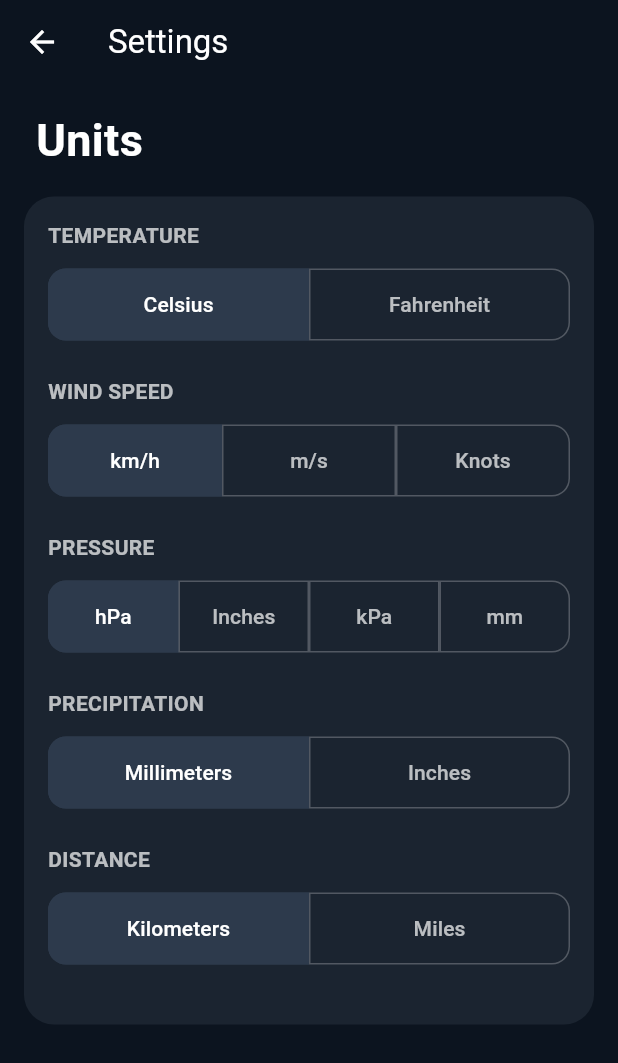
After one commit to ritaleite03/FEUP-MEIC-CPM, a Flutter app: the SettingsPage screen opened directly, on a phone screen of 412 x 824 dp. The commit adds this screen. Shown: the top 1063 px of the screen. Run offline on Flutter 3.47's test engine with Material 3 defaults, Android fonts, the phone set to English and light mode, and no system bars; our stand-ins replace fl_chart, flutter_dotenv, shared_preferences, sqflite; missing offline and left inert: flame; accounts and stored records are empty.

Commit message:
added settings page

```diff
--- a/project_2/app/lib/pages/favorites.dart
+++ b/project_2/app/lib/pages/favorites.dart
@@ -146,7 +146,7 @@ class _FavoritesPageState extends State<FavoritesPage> {
                                     icon: Icon(
                                       Icons.arrow_forward_ios,
                                       color:
-                                          Theme.of(context).colorScheme.primary,
+                                          Theme.of(context).colorScheme.surface,
                                     ),
                                     onPressed: () {
                                       Navigator.push(
@@ -161,7 +161,7 @@ class _FavoritesPageState extends State<FavoritesPage> {
                                     },
                                     style: ButtonStyle(
                                       backgroundColor: WidgetStateProperty.all(
-                                        Colors.amber,
+                                        const Color(0xFF2196F3),
                                       ),
                                       shape: WidgetStateProperty.all(
                                         const CircleBorder(),
--- /dev/null
+++ b/project_2/app/lib/pages/settings.dart
@@ -0,0 +1,200 @@
+import 'package:flutter/material.dart';
+import 'package:shared_preferences/shared_preferences.dart';
+
+class SettingsPage extends StatefulWidget {
+  const SettingsPage({super.key});
+
+  @override
+  State<SettingsPage> createState() => _SettingsPageState();
+}
+
+class _SettingsPageState extends State<SettingsPage> {
+  final List<bool> _tempSelection = [true, false];
+  final List<bool> _windSelection = [true, false, false];
+  final List<bool> _pressureSelection = [false, false, false, true];
+  final List<bool> _precipSelection = [true, false];
+  final List<bool> _distanceSelection = [true, false];
+
+  void _saveSelection(String key, int index) async {
+    final prefs = await SharedPreferences.getInstance();
+    prefs.setInt(key, index);
+  }
+
+  void _loadSelection(String key, List<bool> selection) async {
+    final prefs = await SharedPreferences.getInstance();
+    int index = prefs.getInt(key) ?? 0;
+    print(key);
+    print(index);
+    setState(() {
+      for (int i = 0; i < selection.length; i++) {
+        selection[i] = i == index;
+      }
+    });
+  }
+
+  @override
+  void initState() {
+    super.initState();
+    _loadSelection('temperature', _tempSelection);
+    _loadSelection('wind', _windSelection);
+    _loadSelection('pressure', _pressureSelection);
+    _loadSelection('precip', _precipSelection);
+    _loadSelection('distance', _distanceSelection);
+  }
+
+  Widget _buildSubSection(String title, List<String> labels, List<bool> selections, Function(int) onPressed) {
+    return Padding(
+      padding: const EdgeInsets.only(bottom: 24),
+      child: Column(
+        crossAxisAlignment: CrossAxisAlignment.start,
+        children: [
+          Text(
+            title,
+            style: const TextStyle(
+              color: Colors.white70,
+              fontWeight: FontWeight.bold,
+              fontSize: 14,
+            ),
+          ),
+          const SizedBox(height: 12),
+          Row(
+            children: List.generate(labels.length, (index) {
+              return Expanded(
+                child: OutlinedButton(
+                  style: OutlinedButton.styleFrom(
+                    backgroundColor: selections[index] ? const Color(0xFF2D3A4C) : Colors.transparent,
+                    foregroundColor: selections[index] ? Colors.white : Colors.white70,
+                    side: BorderSide(
+                      color: selections[index] ? const Color(0xFF2D3A4C) : Colors.white24,
+                    ),
+                    shape: RoundedRectangleBorder(
+                      borderRadius: BorderRadius.horizontal(
+                        left: index == 0 ? const Radius.circular(12) : Radius.zero,
+                        right: index == labels.length - 1 ? const Radius.circular(12) : Radius.zero,
+                      ),
+                    ),
+                    padding: const EdgeInsets.symmetric(vertical: 14),
+                    splashFactory: NoSplash.splashFactory,
+                  ),
+                  onPressed: () {
+                    onPressed(index);
+                  },
+                  child: Text(labels[index]),
+                ),
+              );
+            }),
+          ),
+        ],
+      ),
+    );
+  }
+
+  @override
+  Widget build(BuildContext context) {
+    return Scaffold(
+      backgroundColor: const Color(0xFF0C141F),
+      appBar: AppBar(
+        backgroundColor: const Color(0xFF0C141F),
+        title: const Text('Settings'),
+        elevation: 0,
+      ),
+      body: SingleChildScrollView(
+        padding: const EdgeInsets.all(16),
+        child: Column(
+          crossAxisAlignment: CrossAxisAlignment.start,
+          children: [
+            const Padding(
+              padding: EdgeInsets.only(left: 8.0), // tweak this value to your taste
+              child: Text(
+                'Units',
+                style: TextStyle(
+                  color: Colors.white,
+                  fontSize: 30,
+                  fontWeight: FontWeight.bold,
+                ),
+              ),
+            ),
+            const SizedBox(height: 16),
+            Container(
+              padding: const EdgeInsets.all(16),
+              decoration: BoxDecoration(
+                color: const Color(0xFF1B2430),
+                borderRadius: BorderRadius.circular(20),
+              ),
+              child: Column(
+                crossAxisAlignment: CrossAxisAlignment.start,
+                children: [
+                  _buildSubSection(
+                    'TEMPERATURE',
+                    ['Celsius', 'Fahrenheit'],
+                    _tempSelection,
+                    (index) {
+                      setState(() {
+                        for (int i = 0; i < _tempSelection.length; i++) {
+                          _tempSelection[i] = i == index;
+                        }
+                      });
+                      _saveSelection('temperature', index);
+                    },
+                  ),
+                  _buildSubSection(
+                    'WIND SPEED',
+                    ['km/h', 'm/s', 'Knots'],
+                    _windSelection,
+                    (index) {
+                      setState(() {
+                        for (int i = 0; i < _windSelection.length; i++) {
+                          _windSelection[i] = i == index;
+                        }
+                      });
+                      _saveSelection('wind', index);
+                    },
+                  ),
+                  _buildSubSection(
+                    'PRESSURE',
+                    ['hPa', 'Inches', 'kPa', 'mm'],
+                    _pressureSelection,
+                    (index) {
+                      setState(() {
+                        for (int i = 0; i < _pressureSelection.length; i++) {
+                          _pressureSelection[i] = i == index;
+                        }
+                      });
+                      _saveSelection('pressure', index);
+                    },
+                  ),
+                  _buildSubSection(
+                    'PRECIPITATION',
+                    ['Millimeters', 'Inches'],
+                    _precipSelection,
+                    (index) {
+                      setState(() {
+                        for (int i = 0; i < _precipSelection.length; i++) {
+                          _precipSelection[i] = i == index;
+                        }
+                      });
+                      _saveSelection('precip', index);
+                    },
+                  ),
+                  _buildSubSection(
+                    'DISTANCE',
+                    ['Kilometers', 'Miles'],
+                    _distanceSelection,
+                    (index) {
+                      setState(() {
+                        for (int i = 0; i < _distanceSelection.length; i++) {
+                          _distanceSelection[i] = i == index;
+                        }
+                      });
+                      _saveSelection('distance', index);
+                    },
+                  ),
+                ],
+              ),
+            ),
+          ],
+        ),
+      ),
+    );
+  }
+}
--- a/project_2/app/lib/pages/weather.dart
+++ b/project_2/app/lib/pages/weather.dart
@@ -109,7 +109,7 @@ class _WeatherPageState extends State<WeatherPage> {
           child: Column(
             crossAxisAlignment: CrossAxisAlignment.center,
             children: [
-              WeatherHeader(city: cityName, rainChance: selectedData["precipitation"]["proba"]),
+              WeatherHeader(city: cityName, rainChance: selectedData["precipitation"]["proba"].toString()),
               SizedBox(height: 75),
               WeatherMain(icon: selectedData["info"]["icon"], temperature: selectedData["temperature"]["realNow"], spriteSheet: spriteSheet),
               SizedBox(height: 20),
--- a/project_2/app/pubspec.yaml
+++ b/project_2/app/pubspec.yaml
@@ -43,6 +43,8 @@ dependencies:
             url: https://github.com/imaNNeoFighT/fl_chart.git
             ref: main
     flutter_dotenv: ^5.1.0
+    shared_preferences: ^2.2.2
+
 
 dev_dependencies:
     flutter_test:
```
Also changed, not shown: project_2/app/lib/main.dart (+4 -3 lines), project_2/app/pubspec.lock, 1 other file.
